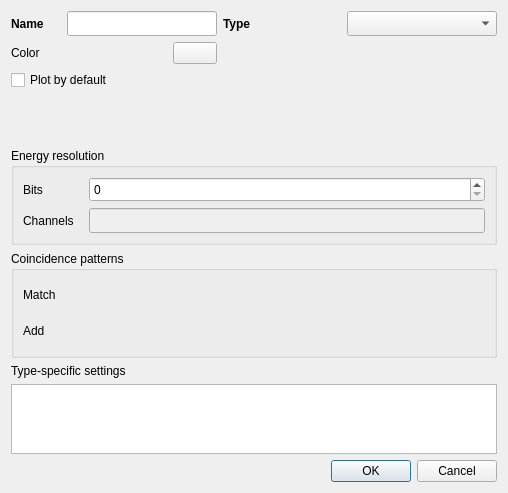
Above: forms/dialog_spectrum_template.ui from usnistgov/qpx-gamma before the change. Below: the same form after it.
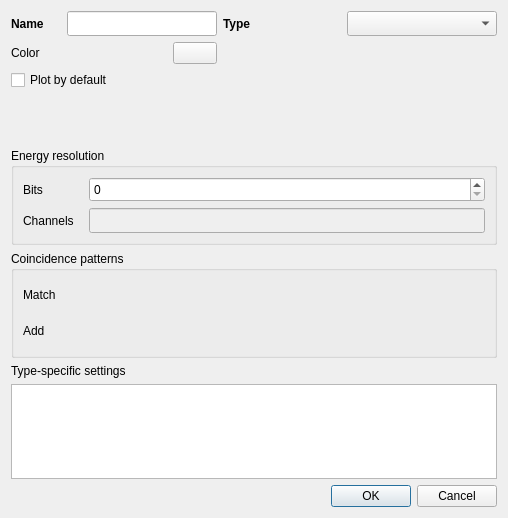
That is the form after the change. Icons and pictures are not drawn. Custom widgets are drawn as their Qt base class.

```diff
--- a/forms/dialog_spectrum_template.ui
+++ b/forms/dialog_spectrum_template.ui
@@ -10,7 +10,7 @@
     <x>0</x>
     <y>0</y>
     <width>508</width>
-    <height>478</height>
+    <height>518</height>
    </rect>
   </property>
   <property name="focusPolicy">
@@ -402,7 +402,7 @@
             <item>
              <widget class="QpxPatternEditor" name="patternMatch" native="true">
               <property name="sizePolicy">
-               <sizepolicy hsizetype="Minimum" vsizetype="Minimum">
+               <sizepolicy hsizetype="MinimumExpanding" vsizetype="Minimum">
                 <horstretch>0</horstretch>
                 <verstretch>0</verstretch>
                </sizepolicy>
@@ -435,7 +435,7 @@
             <item>
              <widget class="QpxPatternEditor" name="patternAdd" native="true">
               <property name="sizePolicy">
-               <sizepolicy hsizetype="Minimum" vsizetype="Minimum">
+               <sizepolicy hsizetype="MinimumExpanding" vsizetype="Minimum">
                 <horstretch>0</horstretch>
                 <verstretch>0</verstretch>
                </sizepolicy>
```
